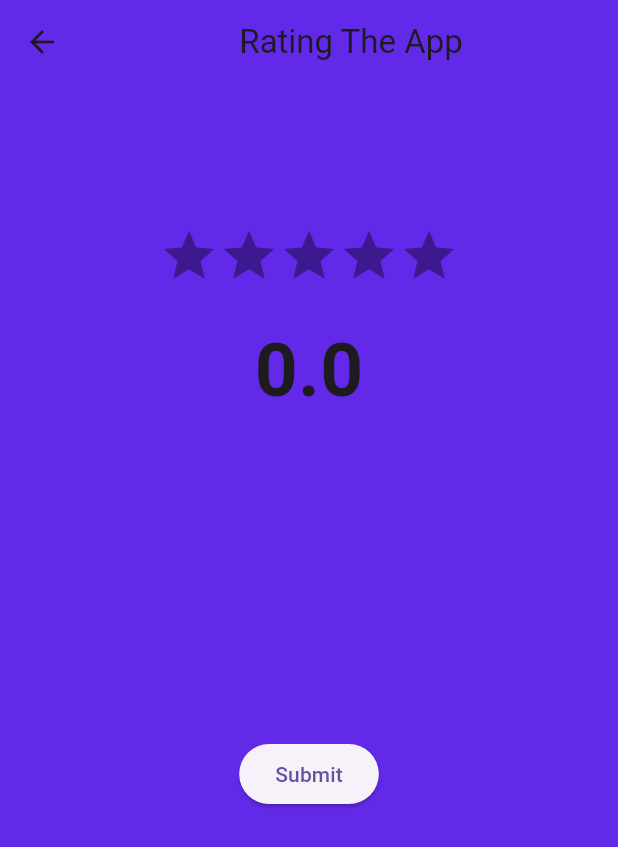
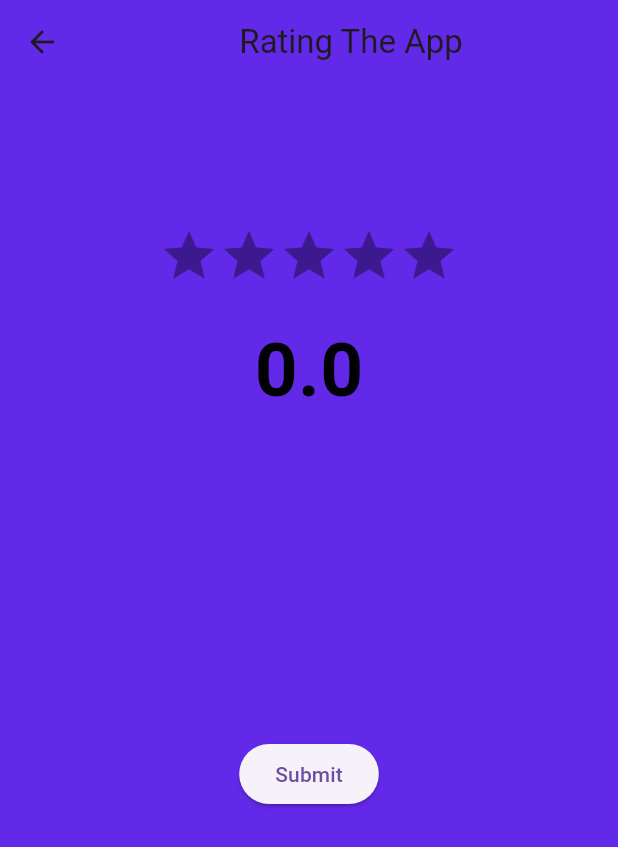
Before and after one commit to MoMo-Sarhan/chatbot, a Flutter app: the RatingPage screen opened directly, on a phone screen of 412 x 824 dp. Shown: the top 847 px of the screen. Run offline on Flutter 3.47's test engine with Material 3 defaults, Android fonts, the phone set to English and light mode, and no system bars; drawn by our look-alikes of flutter_rating_bar; our stand-ins replace google_nav_bar.

Commit message:
change the color of rate count

```diff
--- a/lib/screens/setting_pages/Rating_Page.dart
+++ b/lib/screens/setting_pages/Rating_Page.dart
@@ -42,7 +42,10 @@ class _RatingPageState extends State<RatingPage> {
             padding: EdgeInsets.all(20),
             child: Text(
               '${rate}',
-              style: TextStyle(fontSize: 50, fontWeight: FontWeight.bold),
+              style: TextStyle(
+                  fontSize: 50,
+                  fontWeight: FontWeight.bold,
+                  color: rate == 5 ? Colors.amber : Colors.black),
             ),
           ),
           Spacer(
```
